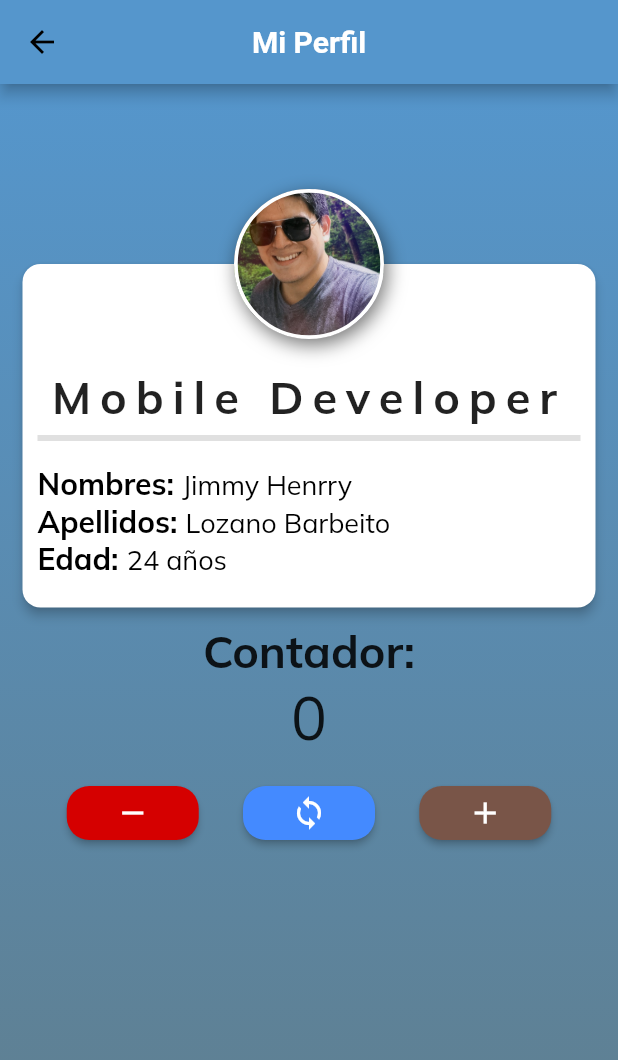
After one commit to JLB2459/Sesiones, a Flutter app: the screen it shows after launch, after a tap on "Trabajo Sesión 6", on a phone screen of 412 x 824 dp. The commit adds this screen. Shown: the top 1060 px of the screen. Run offline on Flutter 3.47's test engine with Material 2 defaults, Android fonts, the phone set to English and light mode, and no system bars; our stand-ins replace google_fonts; Roboto replaces fonts that are missing (Gelasio).

Commit message:
feat(session 6): session 6 page and its widgets were added

```diff
--- a/lib/pages/U2-S5/widgets/my_avatar.dart
+++ b/lib/pages/U2-S5/widgets/my_avatar.dart
@@ -1,17 +1,19 @@
 import 'package:flutter/material.dart';
 
 class MyAvatar extends StatelessWidget {
+  final double size;
   final String asset;
   const MyAvatar({
     Key? key,
+    this.size = 80,
     required this.asset,
   }) : super(key: key);
 
   @override
   Widget build(BuildContext context) {
     return Container(
-      height: 80,
-      width: 80,
+      height: size,
+      width: size,
       decoration: BoxDecoration(
         boxShadow: boxShadow,
         border: Border.all(
--- /dev/null
+++ b/lib/pages/U2-S6/sesion6_page.dart
@@ -0,0 +1,100 @@
+import 'package:flutter/material.dart';
+import 'package:google_fonts/google_fonts.dart';
+import 'package:practice_app/pages/U2-S6/widgets/floating_avatar_card.dart';
+import 'package:practice_app/pages/U2-S6/widgets/my_custom_button.dart';
+
+class Sesion6Page extends StatefulWidget {
+  const Sesion6Page({super.key});
+
+  @override
+  State<Sesion6Page> createState() => _Sesion6PageState();
+}
+
+class _Sesion6PageState extends State<Sesion6Page> {
+  int numero = 0;
+
+  void incrementNumber() {
+    setState(() {
+      numero++;
+    });
+  }
+
+  void decreaseNumber() {
+    setState(() {
+      numero--;
+    });
+  }
+
+  void resetNumber() {
+    setState(() {
+      numero = 0;
+    });
+  }
+
+  @override
+  Widget build(BuildContext context) {
+    final height = MediaQuery.of(context).size.height;
+    const gradient = LinearGradient(
+      colors: [
+        Colors.blueGrey,
+        Color.fromARGB(255, 85, 150, 204),
+      ],
+      begin: Alignment.bottomCenter,
+      end: Alignment.topCenter,
+    );
+    return Scaffold(
+      appBar: AppBar(
+        backgroundColor: const Color.fromARGB(255, 85, 150, 204),
+        title: Text(
+          'Mi Perfil',
+          style: GoogleFonts.gelasio(
+            fontSize: 20,
+            color: Colors.white,
+            fontWeight: FontWeight.bold,
+          ),
+        ),
+        centerTitle: true,
+      ),
+      body: SafeArea(
+        child: Container(
+          height: height,
+          decoration: const BoxDecoration(gradient: gradient),
+          padding: const EdgeInsets.symmetric(
+            vertical: 20,
+            horizontal: 15,
+          ),
+          child: SingleChildScrollView(
+            child: Column(
+              crossAxisAlignment: CrossAxisAlignment.center,
+              mainAxisAlignment: MainAxisAlignment.center,
+              children: [
+                const AvatarFloatingCard(),
+                Text(
+                  'Contador:',
+                  style: GoogleFonts.mulish(
+                    fontSize: 30,
+                    fontWeight: FontWeight.bold,
+                  ),
+                ),
+                Text(
+                  '$numero',
+                  style: GoogleFonts.mulish(
+                    fontSize: 40,
+                  ),
+                ),
+                const SizedBox(
+                  height: 15,
+                ),
+                MyCustomButton(
+                  decrease: () => decreaseNumber(),
+                  reset: () => resetNumber(),
+                  increment: () => incrementNumber(),
+                ),
+              ],
+            ),
+          ),
+        ),
+      ),
+    );
+  }
+}
--- /dev/null
+++ b/lib/pages/U2-S6/widgets/floating_avatar_card.dart
@@ -0,0 +1,84 @@
+import 'package:flutter/material.dart';
+import 'package:google_fonts/google_fonts.dart';
+import 'package:practice_app/pages/U2-S5/widgets/my_avatar.dart';
+import 'package:practice_app/pages/U2-S6/widgets/user_information.dart';
+
+class AvatarFloatingCard extends StatelessWidget {
+  const AvatarFloatingCard({
+    Key? key,
+  }) : super(key: key);
+
+  @override
+  Widget build(BuildContext context) {
+    return Padding(
+      padding: const EdgeInsets.only(top: 100),
+      child: Stack(
+        alignment: Alignment.topCenter,
+        clipBehavior: Clip.none,
+        children: [
+          Card(
+            shape: const RoundedRectangleBorder(
+              borderRadius: BorderRadius.all(
+                Radius.circular(
+                  12,
+                ),
+              ),
+            ),
+            margin: const EdgeInsets.only(
+              bottom: 10,
+            ),
+            elevation: 3,
+            child: Padding(
+              padding: const EdgeInsets.symmetric(
+                vertical: 70,
+                horizontal: 10,
+              ).copyWith(bottom: 20),
+              child: Column(
+                crossAxisAlignment: CrossAxisAlignment.start,
+                mainAxisSize: MainAxisSize.min,
+                children: [
+                  Align(
+                    child: Text(
+                      'Mobile Developer',
+                      textAlign: TextAlign.center,
+                      style: GoogleFonts.mulish(
+                        fontSize: 30,
+                        fontWeight: FontWeight.bold,
+                        letterSpacing: 6,
+                      ),
+                    ),
+                  ),
+                  const Divider(
+                    thickness: 4,
+                  ),
+                  const SizedBox(
+                    height: 10,
+                  ),
+                  const UserInformation(
+                    title: 'Nombres: ',
+                    information: 'Jimmy Henrry',
+                  ),
+                  const UserInformation(
+                    title: 'Apellidos: ',
+                    information: 'Lozano Barbeito',
+                  ),
+                  const UserInformation(
+                    title: 'Edad: ',
+                    information: '24 años',
+                  ),
+                ],
+              ),
+            ),
+          ),
+          const Positioned(
+            top: -50,
+            child: MyAvatar(
+              size: 100,
+              asset: 'assets/profile.jpeg',
+            ),
+          ),
+        ],
+      ),
+    );
+  }
+}
--- /dev/null
+++ b/lib/pages/U2-S6/widgets/my_custom_button.dart
@@ -0,0 +1,68 @@
+import 'package:flutter/material.dart';
+
+class MyCustomButton extends StatelessWidget {
+  final VoidCallback decrease;
+  final VoidCallback reset;
+  final VoidCallback increment;
+  const MyCustomButton({
+    super.key,
+    required this.decrease,
+    required this.reset,
+    required this.increment,
+  });
+
+  @override
+  Widget build(BuildContext context) {
+    return Row(
+      mainAxisAlignment: MainAxisAlignment.spaceEvenly,
+      children: [
+        CustomButtonItem(
+          icon: Icons.remove,
+          color: Colors.redAccent.shade700,
+          onPressed: decrease,
+        ),
+        CustomButtonItem(
+          color: Colors.blueAccent.shade200,
+          onPressed: reset,
+          icon: Icons.sync,
+        ),
+        CustomButtonItem(
+          color: Colors.brown.shade500,
+          onPressed: increment,
+          icon: Icons.add,
+        ),
+      ],
+    );
+  }
+}
+
+class CustomButtonItem extends StatelessWidget {
+  const CustomButtonItem({
+    Key? key,
+    required this.icon,
+    required this.color,
+    required this.onPressed,
+  }) : super(key: key);
+  final IconData icon;
+  final Color color;
+  final VoidCallback onPressed;
+
+  @override
+  Widget build(BuildContext context) {
+    return MaterialButton(
+      shape: RoundedRectangleBorder(
+        borderRadius: BorderRadius.circular(
+          15,
+        ),
+      ),
+      color: //Colors.redAccent.shade700,
+          color,
+      onPressed: onPressed,
+      child: Icon(
+        //Icons.remove,
+        icon,
+        color: Colors.white,
+      ),
+    );
+  }
+}
--- /dev/null
+++ b/lib/pages/U2-S6/widgets/user_information.dart
@@ -0,0 +1,38 @@
+import 'package:flutter/material.dart';
+import 'package:google_fonts/google_fonts.dart';
+
+class UserInformation extends StatelessWidget {
+  final String title;
+  final String information;
+  const UserInformation({
+    Key? key,
+    required this.title,
+    required this.information,
+  }) : super(key: key);
+
+  @override
+  Widget build(BuildContext context) {
+    return RichText(
+      text: TextSpan(
+        text: //'Nombres: ',
+            title,
+        style: GoogleFonts.mulish(
+          fontSize: 20,
+          fontWeight: FontWeight.bold,
+          color: Colors.black,
+        ),
+        children: <TextSpan>[
+          TextSpan(
+            text: //'Jimmy Henrry',
+                information,
+            style: GoogleFonts.mulish(
+              fontSize: 18,
+              fontWeight: FontWeight.w400,
+              color: Colors.black,
+            ),
+          ),
+        ],
+      ),
+    );
+  }
+}
--- a/lib/pages/home_page.dart
+++ b/lib/pages/home_page.dart
@@ -1,5 +1,6 @@
 import 'package:flutter/material.dart';
 import 'package:practice_app/pages/U2-S5/sesion5_page.dart';
+import 'package:practice_app/pages/U2-S6/sesion6_page.dart';
 import 'package:practice_app/pages/widgets/my_button.dart';
 
 class HomePage extends StatelessWidget {
@@ -30,6 +31,18 @@ class HomePage extends StatelessWidget {
                     Navigator.push(context, route);
                   },
                 ),
+                const SizedBox(
+                  height: 10,
+                ),
+                MyButton(
+                  text: 'Trabajo Sesión 6',
+                  onPressed: () {
+                    final route = MaterialPageRoute(
+                      builder: (BuildContext context) => const Sesion6Page(),
+                    );
+                    Navigator.push(context, route);
+                  },
+                ),
               ],
             ),
           ),
--- a/pubspec.yaml
+++ b/pubspec.yaml
@@ -34,6 +34,7 @@ dependencies:
   # The following adds the Cupertino Icons font to your application.
   # Use with the CupertinoIcons class for iOS style icons.
   cupertino_icons: ^1.0.2
+  google_fonts: ^3.0.1
 
 dev_dependencies:
   flutter_test:
```
Also changed, not shown: pubspec.lock, 1 other file.
